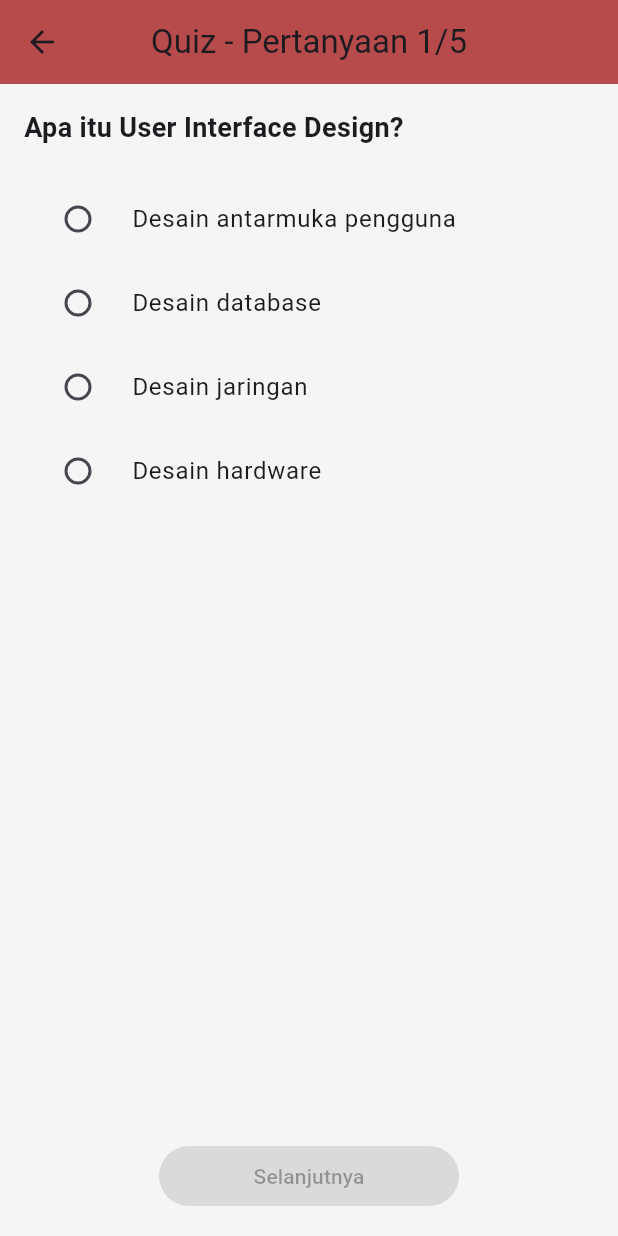
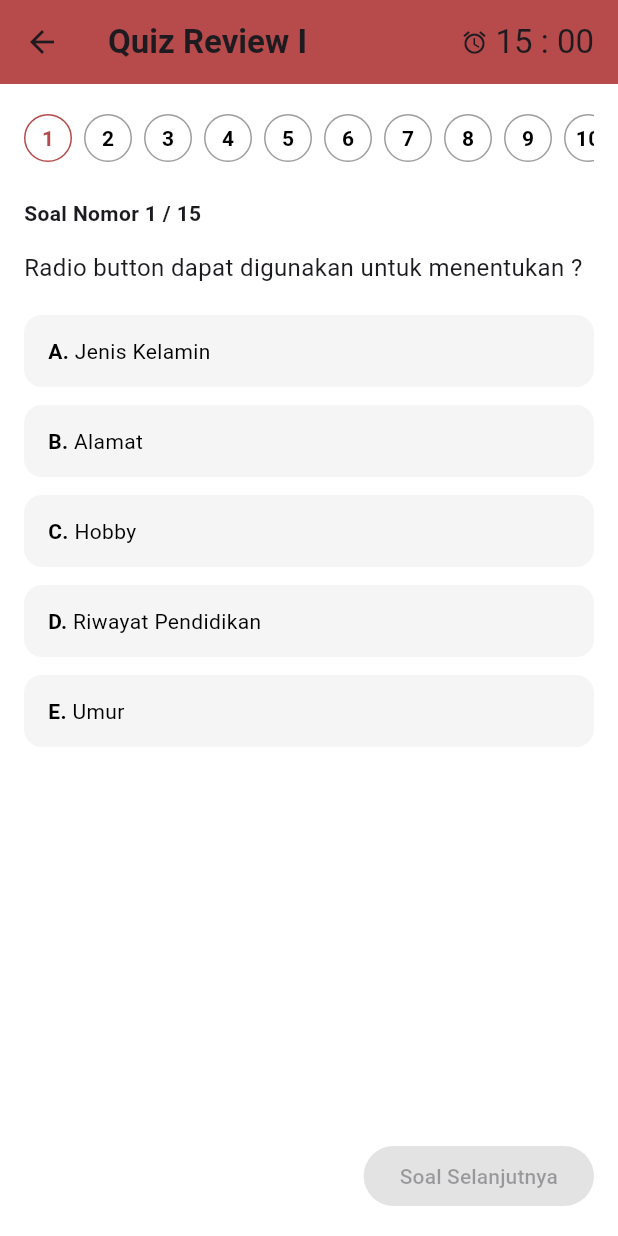
Before and after one commit to ekanurandin/Flutter-Project-Uas-Learning-Management-System, a Flutter app: the QuizTakingPage screen opened directly, on a phone screen of 412 x 824 dp. Run offline on Flutter 3.47's test engine with Material 3 defaults, Android fonts, the phone set to English and light mode, and no system bars; our stand-ins replace google_fonts.

Commit message:
menambahkan halaman kuis pertama

```diff
--- a/lib/quiz_taking_page.dart
+++ b/lib/quiz_taking_page.dart
@@ -9,116 +9,172 @@ class QuizTakingPage extends StatefulWidget {
 
 class _QuizTakingPageState extends State<QuizTakingPage> {
   int currentQuestionIndex = 0;
-  List<String?> selectedAnswers = List.filled(5, null); // Assuming 5 questions
+  List<int?> selectedAnswers = List.filled(5, null);
 
   final List<Map<String, dynamic>> questions = [
     {
-      'question': 'Apa itu User Interface Design?',
-      'options': ['Desain antarmuka pengguna', 'Desain database', 'Desain jaringan', 'Desain hardware'],
-      'correct': 0,
-    },
-    {
-      'question': 'Prinsip apa yang penting dalam UI Design?',
-      'options': ['Konsistensi', 'Kompleksitas', 'Ketidakpastian', 'Ketergantungan'],
-      'correct': 0,
-    },
-    {
-      'question': 'Apa fungsi dari feedback dalam interaksi?',
-      'options': ['Memberikan respons', 'Menyembunyikan informasi', 'Mengabaikan input', 'Menunda aksi'],
-      'correct': 0,
-    },
-    {
-      'question': 'Apa itu affordance?',
-      'options': ['Petunjuk visual untuk penggunaan', 'Harga produk', 'Waktu loading', 'Ukuran layar'],
-      'correct': 0,
-    },
-    {
-      'question': 'Mengapa konsistensi penting dalam UI?',
-      'options': ['Memudahkan pengguna belajar', 'Membuat aplikasi lambat', 'Menambah kompleksitas', 'Mengurangi fitur'],
+      'question': 'Radio button dapat digunakan untuk menentukan ?',
+      'options': [
+        'Jenis Kelamin',
+        'Alamat',
+        'Hobby',
+        'Riwayat Pendidikan',
+        'Umur'
+      ],
       'correct': 0,
     },
   ];
-
-  void nextQuestion() {
-    if (currentQuestionIndex < questions.length - 1) {
-      setState(() {
-        currentQuestionIndex++;
-      });
-    } else {
-      // Submit quiz
-      int score = 0;
-      for (int i = 0; i < questions.length; i++) {
-        if (selectedAnswers[i] != null && int.parse(selectedAnswers[i]!) == questions[i]['correct']) {
-          score++;
-        }
-      }
-      showDialog(
-        context: context,
-        builder: (context) => AlertDialog(
-          title: const Text('Quiz Selesai'),
-          content: Text('Skor Anda: $score / ${questions.length}'),
-          actions: [
-            TextButton(
-              onPressed: () {
-                Navigator.pop(context);
-                Navigator.pop(context); // Back to detail page
-              },
-              child: const Text('OK'),
-            ),
-          ],
-        ),
-      );
-    }
-  }
 
   @override
   Widget build(BuildContext context) {
     final question = questions[currentQuestionIndex];
 
     return Scaffold(
-      backgroundColor: Colors.grey.shade100,
+      backgroundColor: Colors.white,
+
+      /// ================= APP BAR =================
       appBar: AppBar(
         backgroundColor: const Color(0xFFB74A4A),
-        leading: IconButton(
-          icon: const Icon(Icons.arrow_back),
-          onPressed: () => Navigator.pop(context),
+        elevation: 0,
+        title: Row(
+          mainAxisAlignment: MainAxisAlignment.spaceBetween,
+          children: [
+            const Text(
+              'Quiz Review I',
+              style: TextStyle(fontWeight: FontWeight.bold),
+            ),
+            Row(
+              children: const [
+                Icon(Icons.alarm, size: 18),
+                SizedBox(width: 5),
+                Text('15 : 00'),
+              ],
+            ),
+          ],
         ),
-        title: Text('Quiz - Pertanyaan ${currentQuestionIndex + 1}/${questions.length}'),
-        centerTitle: true,
       ),
+
+      /// ================= BODY =================
       body: Padding(
         padding: const EdgeInsets.all(16),
         child: Column(
           crossAxisAlignment: CrossAxisAlignment.start,
           children: [
-            Text(
-              question['question'],
-              style: const TextStyle(fontSize: 18, fontWeight: FontWeight.bold),
-            ),
-            const SizedBox(height: 20),
-            ...List.generate(
-              question['options'].length,
-              (index) => RadioListTile<String>(
-                title: Text(question['options'][index]),
-                value: index.toString(),
-                groupValue: selectedAnswers[currentQuestionIndex],
-                onChanged: (value) {
-                  setState(() {
-                    selectedAnswers[currentQuestionIndex] = value;
-                  });
+
+            /// ======== NOMOR SOAL BULAT ========
+            SizedBox(
+              height: 40,
+              child: ListView.builder(
+                scrollDirection: Axis.horizontal,
+                itemCount: 15,
+                itemBuilder: (context, index) {
+                  bool isActive = index == currentQuestionIndex;
+                  return Container(
+                    margin: const EdgeInsets.only(right: 8),
+                    width: 32,
+                    height: 32,
+                    decoration: BoxDecoration(
+                      color: Colors.white,
+                      border: Border.all(color: isActive ? const Color(0xFFB74A4A) : Colors.grey),
+                      shape: BoxShape.circle,
+                    ),
+                    alignment: Alignment.center,
+                    child: Text(
+                      '${index + 1}',
+                      style: TextStyle(
+                        color: isActive ? const Color(0xFFB74A4A) : Colors.black,
+                        fontWeight: FontWeight.bold,
+                      ),
+                    ),
+                  );
                 },
               ),
             ),
+
+            const SizedBox(height: 20),
+
+            /// ======== SOAL NOMOR ========
+            const Text(
+              'Soal Nomor 1 / 15',
+              style: TextStyle(fontWeight: FontWeight.bold),
+            ),
+
+            const SizedBox(height: 15),
+
+            /// ======== PERTANYAAN ========
+            Text(
+              question['question'],
+              style: const TextStyle(fontSize: 16),
+            ),
+
+            const SizedBox(height: 20),
+
+            /// ======== OPSI JAWABAN ========
+            ...List.generate(question['options'].length, (index) {
+              bool isSelected = selectedAnswers[currentQuestionIndex] == index;
+
+              return GestureDetector(
+                onTap: () {
+                  setState(() {
+                    selectedAnswers[currentQuestionIndex] = index;
+                  });
+                },
+                child: Container(
+                  margin: const EdgeInsets.only(bottom: 12),
+                  padding: const EdgeInsets.symmetric(
+                    vertical: 14,
+                    horizontal: 16,
+                  ),
+                  decoration: BoxDecoration(
+                    color: isSelected
+                        ? const Color(0xFFEF6C6C)
+                        : Colors.grey.shade100,
+                    borderRadius: BorderRadius.circular(12),
+                  ),
+                  child: Row(
+                    children: [
+                      Text(
+                        String.fromCharCode(65 + index) + '. ',
+                        style: TextStyle(
+                          color: isSelected
+                              ? Colors.white
+                              : Colors.black,
+                          fontWeight: FontWeight.bold,
+                        ),
+                      ),
+                      Expanded(
+                        child: Text(
+                          question['options'][index],
+                          style: TextStyle(
+                            color: isSelected
+                                ? Colors.white
+                                : Colors.black,
+                          ),
+                        ),
+                      ),
+                    ],
+                  ),
+                ),
+              );
+            }),
+
             const Spacer(),
-            Center(
+
+            /// ======== BUTTON NEXT ========
+            Align(
+              alignment: Alignment.centerRight,
               child: ElevatedButton(
                 style: ElevatedButton.styleFrom(
-                  backgroundColor: const Color(0xFFB74A4A),
-                  foregroundColor: Colors.white,
-                  minimumSize: const Size(200, 40),
+                  backgroundColor: Colors.grey.shade200,
+                  foregroundColor: Colors.black,
+                  shape: RoundedRectangleBorder(
+                    borderRadius: BorderRadius.circular(20),
+                  ),
                 ),
-                onPressed: selectedAnswers[currentQuestionIndex] != null ? nextQuestion : null,
-                child: Text(currentQuestionIndex < questions.length - 1 ? 'Selanjutnya' : 'Submit'),
+                onPressed: selectedAnswers[currentQuestionIndex] != null
+                    ? () {}
+                    : null,
+                child: const Text('Soal Selanjutnya'),
               ),
             ),
           ],
```
